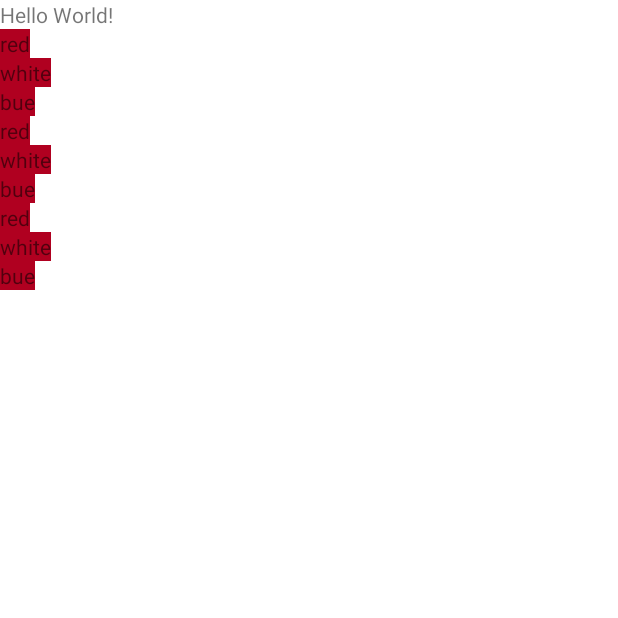
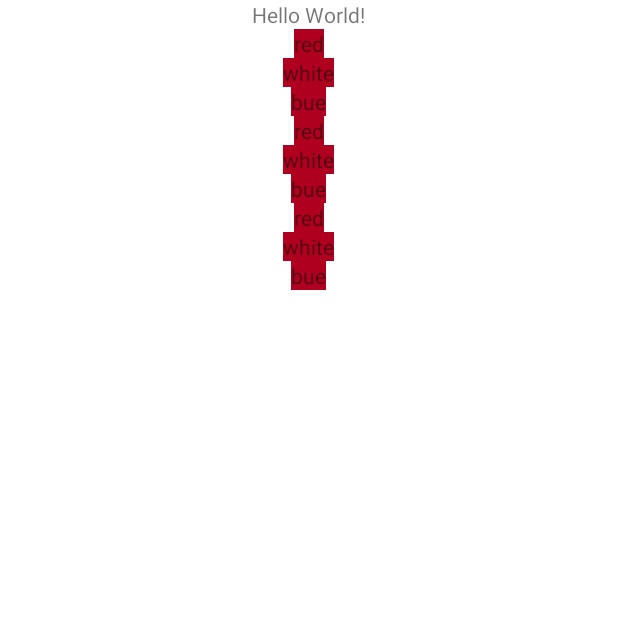
Before and after one commit to mujolocal/countrySelector, an Android app: the screen it shows after launch (MainActivity), on a phone screen of 412 x 824 dp, the top half of it. Run offline under Robolectric (Android 15) with nearby library versions, the phone set to English and light mode, and no system bars.

Commit message:
recycler view updated

```diff
--- a/app/src/main/res/layout/activity_main.xml
+++ b/app/src/main/res/layout/activity_main.xml
@@ -5,7 +5,8 @@
     android:layout_width="match_parent"
     android:layout_height="match_parent"
     tools:context=".view.MainActivity"
-    android:orientation="vertical">
+    android:orientation="vertical"
+    android:gravity="center">
 
     <TextView
         android:layout_width="wrap_content"
--- a/app/src/main/res/layout/recycle_item.xml
+++ b/app/src/main/res/layout/recycle_item.xml
@@ -1,12 +1,14 @@
 <?xml version="1.0" encoding="utf-8"?>
 <LinearLayout
-    xmlns:android="http://schemas.android.com/apk/res/android" android:layout_width="wrap_content"
-    android:layout_height="wrap_content">
+    xmlns:android="http://schemas.android.com/apk/res/android" android:layout_width="match_parent"
+    android:layout_height="wrap_content"
+    android:gravity="center">
     <com.google.android.material.textview.MaterialTextView
         android:layout_width="wrap_content"
         android:layout_height="wrap_content"
         android:id="@+id/txt"
         android:background="@color/red_600"
-        android:text="@string/app_name"/>
+        android:text="@string/app_name"
+       />
 
 </LinearLayout>
```
